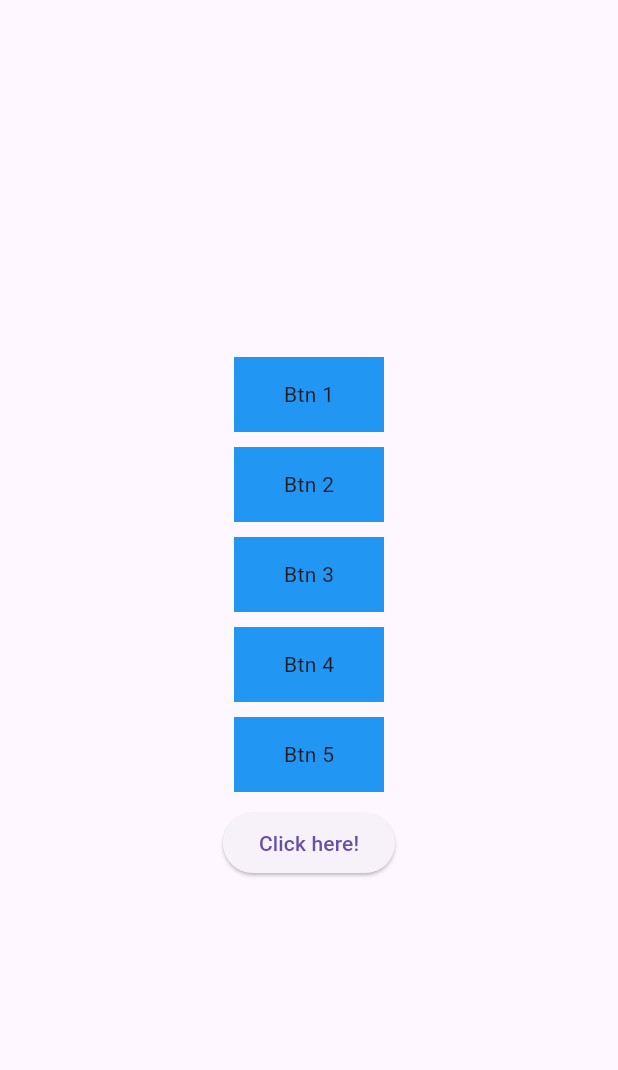
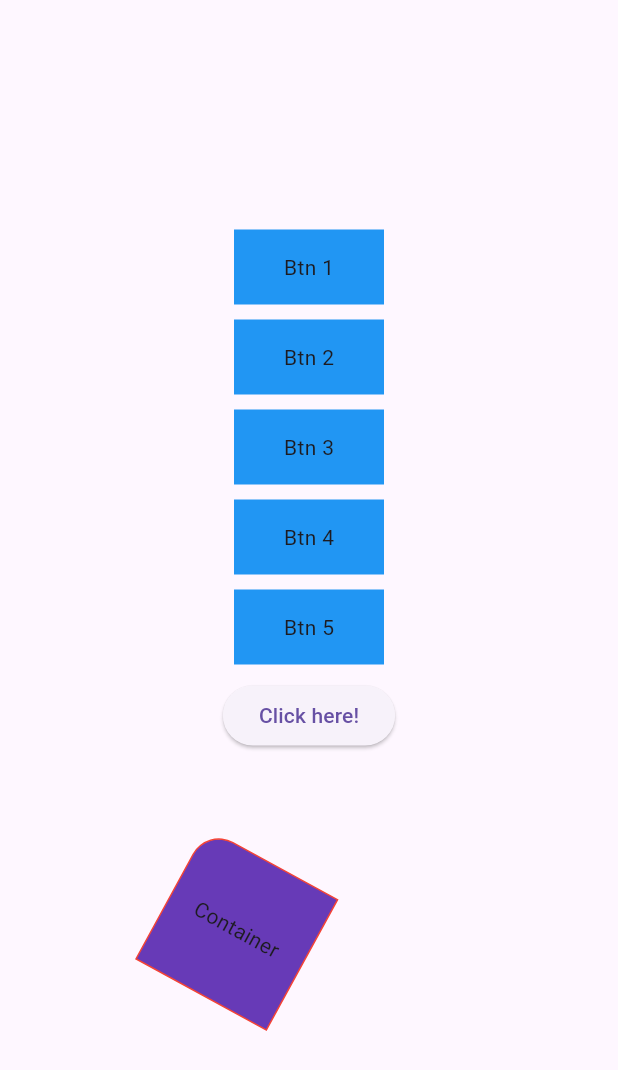
Before and after one commit to jahid-git/LearnFlutter, a Flutter app: the screen it shows after launch, on a phone screen of 412 x 824 dp. Shown: the top 1070 px of the screen. Run offline on Flutter 3.47's test engine with Material 3 defaults, Android fonts, the phone set to English and light mode, and no system bars.

Commit message:
Add styleable container

```diff
--- a/lib/main.dart
+++ b/lib/main.dart
@@ -31,7 +31,9 @@
         SizedBox(height: 10,),
         CustomButton("Btn 5"),
         SizedBox(height: 10,),
-        MyStateFullWidget()
+        MyStateFullWidget(),
+        SizedBox(height: 10,),
+        MyContainer(),
       ],
     ),);
   }
@@ -98,5 +100,32 @@
       ),
     );
   }
+}
 
+class MyContainer extends StatelessWidget {
+  const MyContainer({super.key});
+
+  @override
+  Widget build(BuildContext context) {
+    return Container(
+      height: 100,
+      width: 100,
+      alignment: Alignment.center,
+      margin: const EdgeInsets.all(30),
+      padding: const EdgeInsets.all(10),
+      decoration: BoxDecoration(
+        color: Colors.deepPurple,
+        shape: BoxShape.rectangle,
+        border: Border.all(
+            color: Colors.red,
+            width: 1
+        ),
+        borderRadius: const BorderRadius.only(
+          topLeft: Radius.circular(20),
+        ),
+      ),
+      transform: Matrix4.rotationZ(0.5),
+      child: const Text("Container"),
+    );
+  }
 }
```
